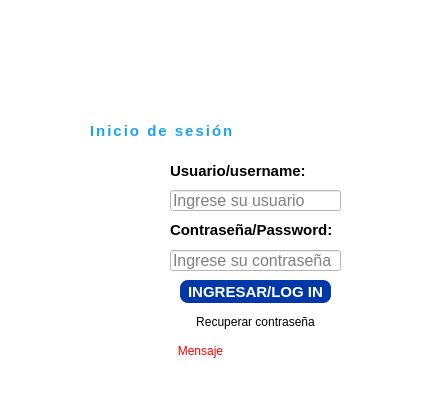
Qt form GUI/Login.ui (JouM26/HMI-FOR-MVF) before a commit.
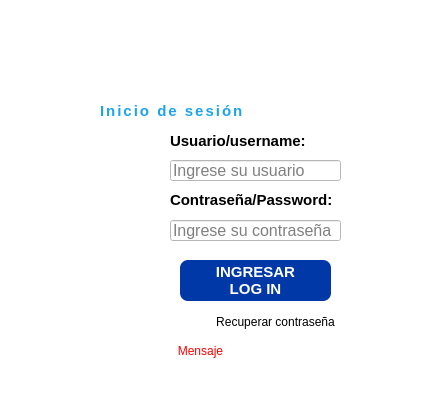
The same form after that commit. Icons and pictures are not drawn.

Diff of the .ui file:
```diff
--- a/GUI/Login.ui
+++ b/GUI/Login.ui
@@ -39,8 +39,8 @@
    <widget class="QLabel" name="label_2">
     <property name="geometry">
      <rect>
-      <x>90</x>
-      <y>120</y>
+      <x>100</x>
+      <y>100</y>
       <width>181</width>
       <height>21</height>
      </rect>
@@ -67,7 +67,7 @@
     <property name="geometry">
      <rect>
       <x>170</x>
-      <y>160</y>
+      <y>130</y>
       <width>151</width>
       <height>21</height>
      </rect>
@@ -87,7 +87,7 @@
     <property name="geometry">
      <rect>
       <x>170</x>
-      <y>220</y>
+      <y>190</y>
       <width>181</width>
       <height>20</height>
      </rect>
@@ -107,7 +107,7 @@
     <property name="geometry">
      <rect>
       <x>170</x>
-      <y>190</y>
+      <y>160</y>
       <width>171</width>
       <height>21</height>
      </rect>
@@ -125,7 +125,7 @@
     <property name="geometry">
      <rect>
       <x>170</x>
-      <y>250</y>
+      <y>220</y>
       <width>171</width>
       <height>21</height>
      </rect>
@@ -146,9 +146,9 @@
     <property name="geometry">
      <rect>
       <x>180</x>
-      <y>280</y>
+      <y>260</y>
       <width>151</width>
-      <height>23</height>
+      <height>41</height>
      </rect>
     </property>
     <property name="font">
@@ -167,7 +167,8 @@
 border-radius:8px;</string>
     </property>
     <property name="text">
-     <string>INGRESAR/LOG IN</string>
+     <string>INGRESAR 
+LOG IN</string>
     </property>
    </widget>
    <widget class="QLabel" name="lblMensaje">
@@ -192,7 +193,7 @@
    <widget class="QPushButton" name="btnRestablecer">
     <property name="geometry">
      <rect>
-      <x>190</x>
+      <x>210</x>
       <y>310</y>
       <width>131</width>
       <height>23</height>
@@ -213,7 +214,7 @@
     <property name="geometry">
      <rect>
       <x>70</x>
-      <y>200</y>
+      <y>170</y>
       <width>91</width>
       <height>71</height>
      </rect>
```
